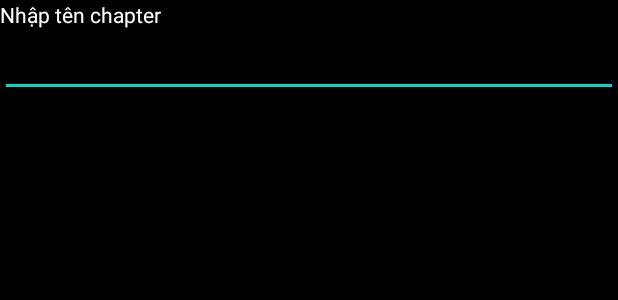
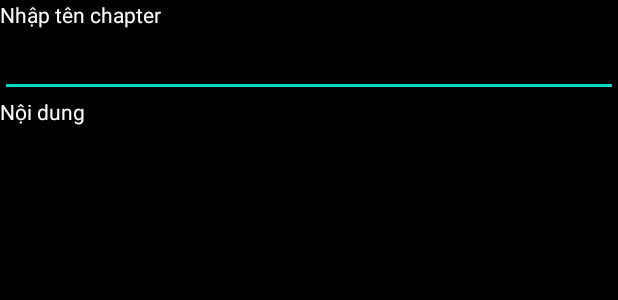
Before and after one commit to hoaian1232812/GhienTruyen, an Android app: the layout activity_add_new_chapter.xml on its own in the app's theme, with its tools: preview values and no code run, on a phone screen of 412 x 824 dp. Shown: the top 300 px of the screen. Run offline under Robolectric (Android 15) with nearby library versions, the phone set to English and light mode, and no system bars.

Commit message:
update view add chapter

```diff
--- a/app/src/main/res/layout/activity_add_new_chapter.xml
+++ b/app/src/main/res/layout/activity_add_new_chapter.xml
@@ -12,6 +12,16 @@
         android:text="Nhập tên chapter">
     </TextView>
     <EditText
+        android:id="@+id/nameChapter"
+        android:layout_width="match_parent"
+        android:layout_height="wrap_content">
+    </EditText>
+    <TextView
+        android:layout_width="match_parent"
+        android:layout_height="wrap_content"
+        android:text="Nội dung">
+    </TextView>
+    <EditText
         android:id="@+id/content"
         android:layout_width="match_parent"
         android:layout_height="wrap_content">
```
